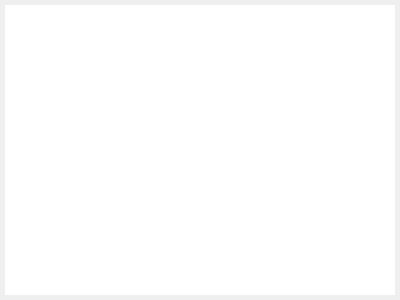
Xtail96/SML, file app/SML/gui/smlconsoledialog.ui: the form before one commit.
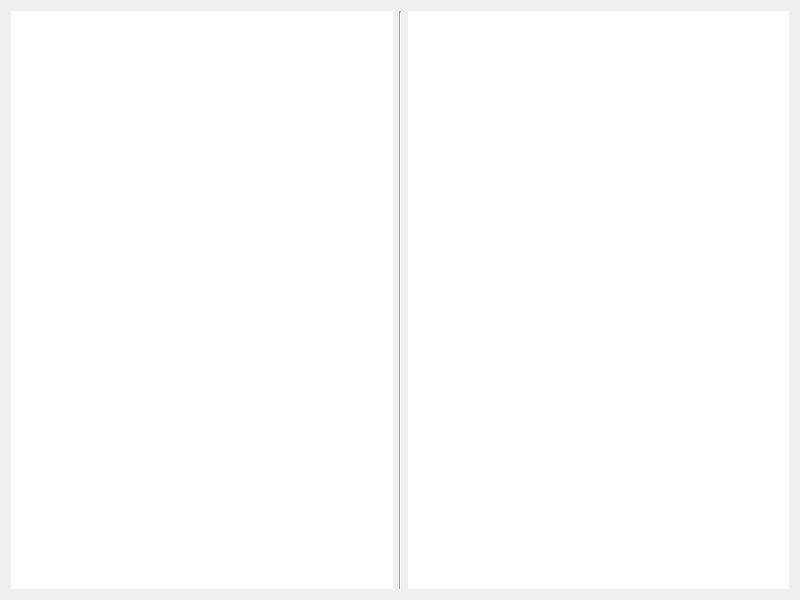
The form after the commit. Icons and pictures are not drawn. Custom widgets are drawn as their Qt base class.

Commit message: Монитор в консоли

Patch:
```diff
--- a/app/SML/gui/smlconsoledialog.ui
+++ b/app/SML/gui/smlconsoledialog.ui
@@ -6,8 +6,8 @@
    <rect>
     <x>0</x>
     <y>0</y>
-    <width>400</width>
-    <height>300</height>
+    <width>800</width>
+    <height>600</height>
    </rect>
   </property>
   <property name="windowTitle">
@@ -18,18 +18,6 @@
     <normaloff>:/new/prefix1/images/SystemTests.png</normaloff>:/new/prefix1/images/SystemTests.png</iconset>
   </property>
   <layout class="QGridLayout" name="gridLayout">
-   <property name="leftMargin">
-    <number>5</number>
-   </property>
-   <property name="topMargin">
-    <number>5</number>
-   </property>
-   <property name="rightMargin">
-    <number>5</number>
-   </property>
-   <property name="bottomMargin">
-    <number>5</number>
-   </property>
    <item row="0" column="0">
     <widget class="Console" name="consolePlainTextEdit">
      <property name="frameShape">
@@ -37,6 +25,23 @@
      </property>
     </widget>
    </item>
+   <item row="0" column="1">
+    <widget class="Line" name="line">
+     <property name="orientation">
+      <enum>Qt::Vertical</enum>
+     </property>
+    </widget>
+   </item>
+   <item row="0" column="2">
+    <widget class="QPlainTextEdit" name="monitorPlainTextEdit">
+     <property name="frameShape">
+      <enum>QFrame::NoFrame</enum>
+     </property>
+     <property name="readOnly">
+      <bool>true</bool>
+     </property>
+    </widget>
+   </item>
   </layout>
  </widget>
  <customwidgets>
```
The commit also changes 2 other files.
